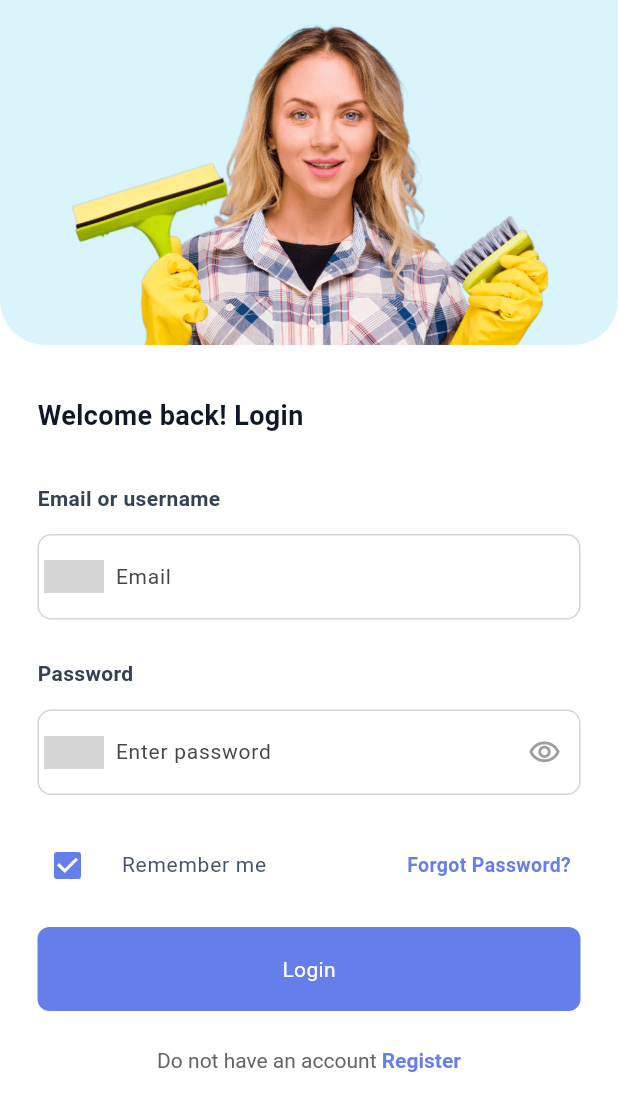
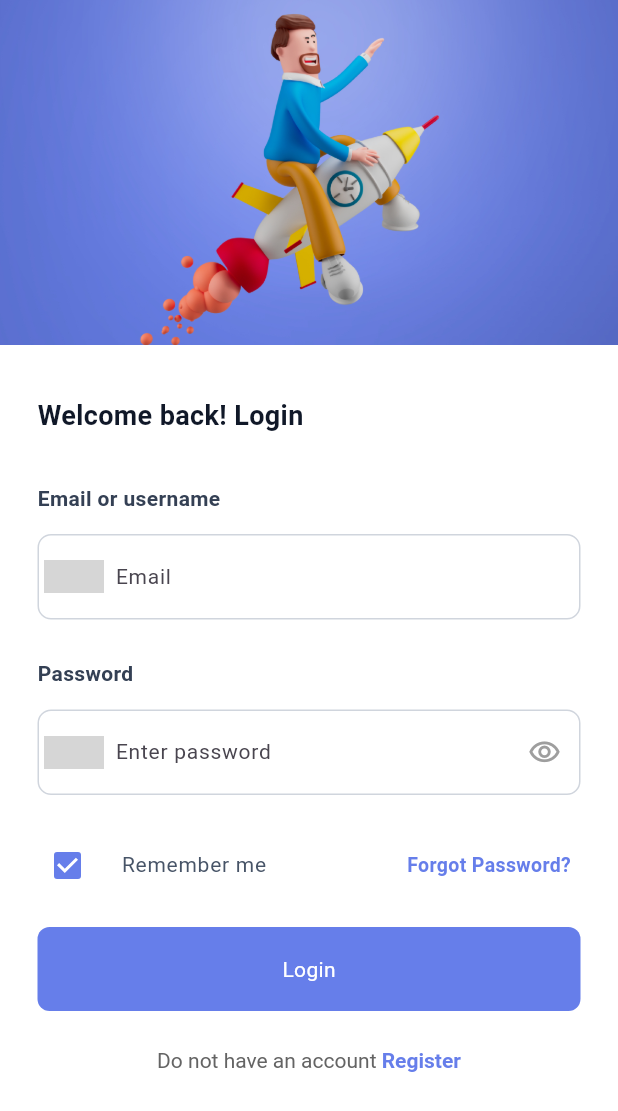
Before and after one commit to anna00026/Amrny_Mobile_Seller, a Flutter app: the screen it shows after launch, on a phone screen of 412 x 824 dp. Shown: the top 1111 px of the screen. Run offline on Flutter 3.47's test engine with Material 3 defaults, Android fonts, the light colour scheme and no system bars; our stand-ins replace auto_size_text, cached_network_image, connectivity_plus, dio, file_picker, fl_chart and 14 more; missing offline and left inert: customizable_datetime_picker, flutter_inappwebview, flutterwave_standard, flutterzilla_fixed_grid, http_auth, pusher_beams and 2 more; network calls fail; grey boxes are pictures that could not be loaded.

Commit message:
update login slider

```diff
--- a/lib/utils/others_helper.dart
+++ b/lib/utils/others_helper.dart
@@ -175,4 +175,4 @@
     'https://i.postimg.cc/ZYQp5Xv1/blank-profile-picture-gb26b7fbdf-1280.png';
 
 String get baseApi => '$siteLink/api/v1';
-String siteLink = 'http://94.232.246.234'; //'https://amrny.com';
+String siteLink = 'http://94.232.246.234';// 'https://amrny.com';
--- a/lib/view/auth/login/login.dart
+++ b/lib/view/auth/login/login.dart
@@ -67,10 +67,6 @@
             builder: (context, ln, child) => Column(
               children: [
                 ClipRRect(
-                  borderRadius: const BorderRadius.only(
-                    bottomLeft: Radius.circular(30),
-                    bottomRight: Radius.circular(30),
-                  ),
                   child: Container(
                     height: 230.0,
                     width: double.infinity,
```
Also changed, not shown: assets/images/login-slider.png.
